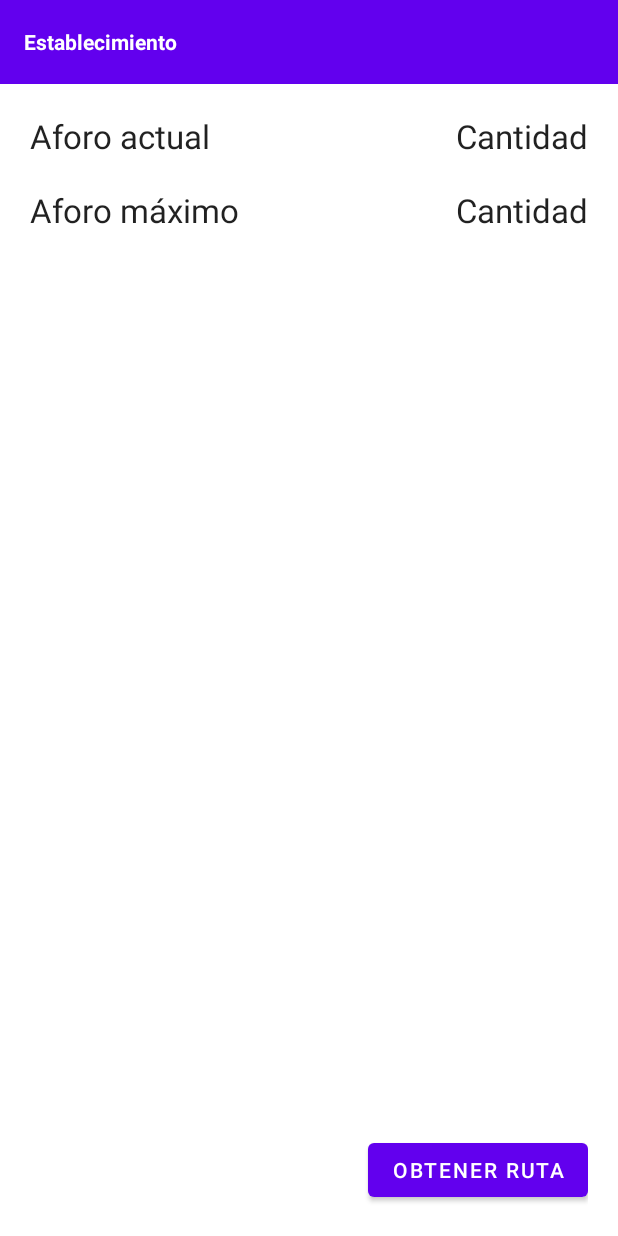
After one commit to Mjic99/AndroidCrowdControl, an Android app: the layout activity_location.xml on its own in the app's theme, with its tools: preview values and no code run, on a phone screen of 412 x 824 dp. The commit adds this screen. Run offline under Robolectric (Android 15) with nearby library versions, the phone set to English and light mode, and no system bars.

Commit message:
Location detail screen

```diff
--- a/app/build.gradle
+++ b/app/build.gradle
@@ -44,6 +44,8 @@ dependencies {
     implementation platform('com.google.firebase:firebase-bom:28.2.1')
     implementation 'com.google.firebase:firebase-auth-ktx'
     implementation 'com.google.firebase:firebase-firestore-ktx'
+    implementation 'com.github.bumptech.glide:glide:4.12.0'
+    annotationProcessor 'com.github.bumptech.glide:compiler:4.12.0'
     testImplementation 'junit:junit:4.+'
     androidTestImplementation 'androidx.test.ext:junit:1.1.2'
     androidTestImplementation 'androidx.test.espresso:espresso-core:3.3.0'
--- a/app/src/main/java/com/example/inocentemontemayorcrowdcontrol/models/beans/Location.kt
+++ b/app/src/main/java/com/example/inocentemontemayorcrowdcontrol/models/beans/Location.kt
@@ -7,4 +7,5 @@ data class Location(
     val name: String,
     val coordinates: LatLng,
     val currAttendance: Int,
-    val maxCapacity: Int)
+    val maxCapacity: Int,
+    val imageUrl: String)
--- /dev/null
+++ b/app/src/main/res/layout/activity_location.xml
@@ -0,0 +1,78 @@
+<?xml version="1.0" encoding="utf-8"?>
+<LinearLayout xmlns:android="http://schemas.android.com/apk/res/android"
+    xmlns:app="http://schemas.android.com/apk/res-auto"
+    xmlns:tools="http://schemas.android.com/tools"
+    android:layout_width="match_parent"
+    android:layout_height="match_parent"
+    tools:context=".LocationActivity"
+    android:orientation="vertical">
+    <androidx.appcompat.widget.Toolbar
+        android:layout_width="match_parent"
+        android:layout_height="?attr/actionBarSize"
+        android:background="?attr/colorPrimary">
+        <TextView
+            android:id="@+id/location_name"
+            android:layout_width="wrap_content"
+            android:layout_height="wrap_content"
+            android:layout_gravity="start"
+            android:ellipsize="end"
+            android:gravity="center"
+            android:maxLines="1"
+            android:text="Establecimiento"
+            android:textAppearance="@android:style/TextAppearance.WindowTitle"
+            android:visibility="visible" />
+    </androidx.appcompat.widget.Toolbar>
+    <RelativeLayout
+        android:layout_width="match_parent"
+        android:layout_height="wrap_content"
+        android:paddingVertical="20dp"
+        android:paddingHorizontal="20dp">
+        <TextView
+            android:id="@+id/curr_attendance"
+            android:layout_width="wrap_content"
+            android:layout_height="wrap_content"
+            android:text="Aforo actual"
+            android:textAppearance="@style/TextAppearance.AppCompat.Large"/>
+        <TextView
+            android:id="@+id/curr_attendance_number"
+            android:layout_width="wrap_content"
+            android:layout_height="wrap_content"
+            android:text="Cantidad"
+            android:layout_alignBaseline="@id/curr_attendance"
+            android:layout_alignParentRight="true"
+            android:textAppearance="@style/TextAppearance.AppCompat.Large"/>
+        <TextView
+            android:id="@+id/max_capacity"
+            android:layout_width="wrap_content"
+            android:layout_height="wrap_content"
+            android:text="Aforo máximo"
+            android:layout_below="@+id/curr_attendance"
+            android:layout_marginTop="20dp"
+            android:textAppearance="@style/TextAppearance.AppCompat.Large"/>
+        <TextView
+            android:id="@+id/max_capacity_number"
+            android:layout_width="wrap_content"
+            android:layout_height="wrap_content"
+            android:text="Cantidad"
+            android:layout_alignBaseline="@id/max_capacity"
+            android:layout_alignParentRight="true"
+            android:textAppearance="@style/TextAppearance.AppCompat.Large"/>
+        <ImageView
+            android:id="@+id/location_image"
+            android:layout_width="wrap_content"
+            android:layout_height="wrap_content"
+            android:layout_marginVertical="20dp"
+            android:layout_centerHorizontal="true"
+            android:layout_below="@+id/max_capacity"
+            android:layout_above="@+id/open_route"/>
+        <Button
+            android:id="@+id/open_route"
+            android:layout_width="wrap_content"
+            android:layout_height="wrap_content"
+            android:layout_alignParentRight="true"
+            android:text="Obtener ruta"
+            android:layout_alignParentBottom="true"
+            android:layout_marginTop="20dp"/>
+    </RelativeLayout>
+
+</LinearLayout>
--- a/app/src/main/res/values-night/themes.xml
+++ b/app/src/main/res/values-night/themes.xml
@@ -12,5 +12,7 @@
         <!-- Status bar color. -->
         <item name="android:statusBarColor" tools:targetApi="l">?attr/colorPrimaryVariant</item>
         <!-- Customize your theme here. -->
+        <item name="windowActionBar">false</item>
+        <item name="windowNoTitle">true</item>
     </style>
 </resources>
--- a/app/src/main/res/values/themes.xml
+++ b/app/src/main/res/values/themes.xml
@@ -12,5 +12,7 @@
         <!-- Status bar color. -->
         <item name="android:statusBarColor" tools:targetApi="l">?attr/colorPrimaryVariant</item>
         <!-- Customize your theme here. -->
+        <item name="windowActionBar">false</item>
+        <item name="windowNoTitle">true</item>
     </style>
 </resources>
```
Also changed, not shown: app/src/main/AndroidManifest.xml (+3 -15 lines), app/src/main/java/com/example/inocentemontemayorcrowdcontrol/LocationActivity.kt (added, +39 -0 lines), app/src/main/java/com/example/inocentemontemayorcrowdcontrol/MapsActivity.kt (+10 -1 lines), app/src/main/java/com/example/inocentemontemayorcrowdcontrol/models/firebase/FirebaseLocationDAO.kt (+28 -1 lines), app/src/main/res/layout/activity_maps.xml (+28 -5 lines).
